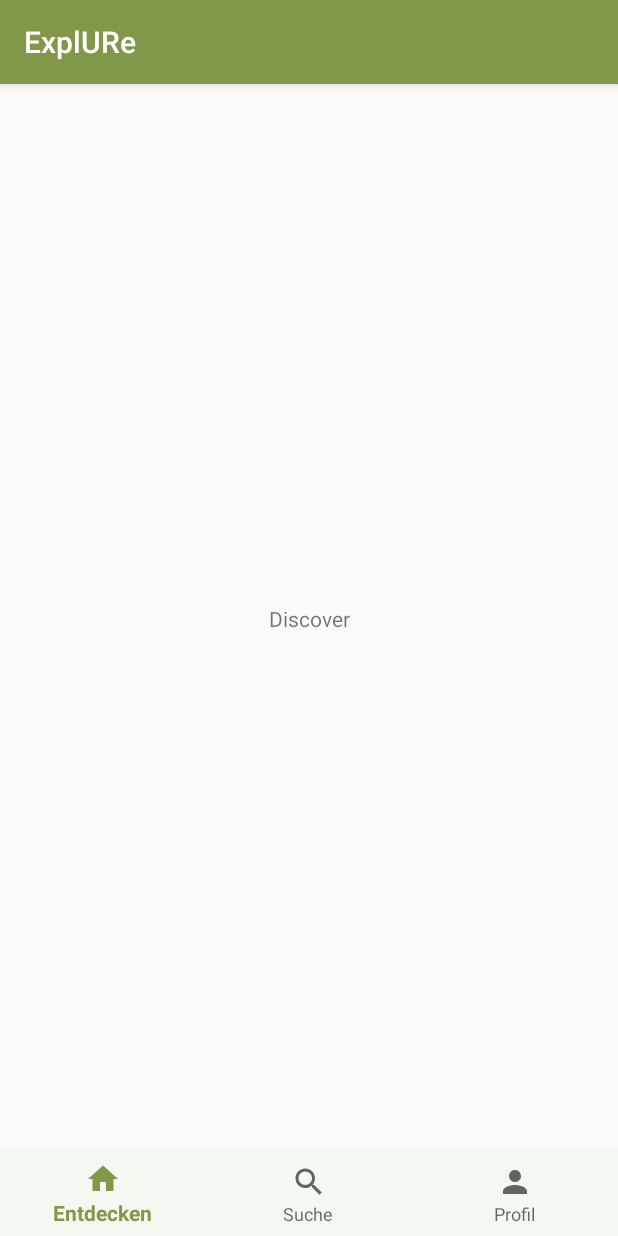
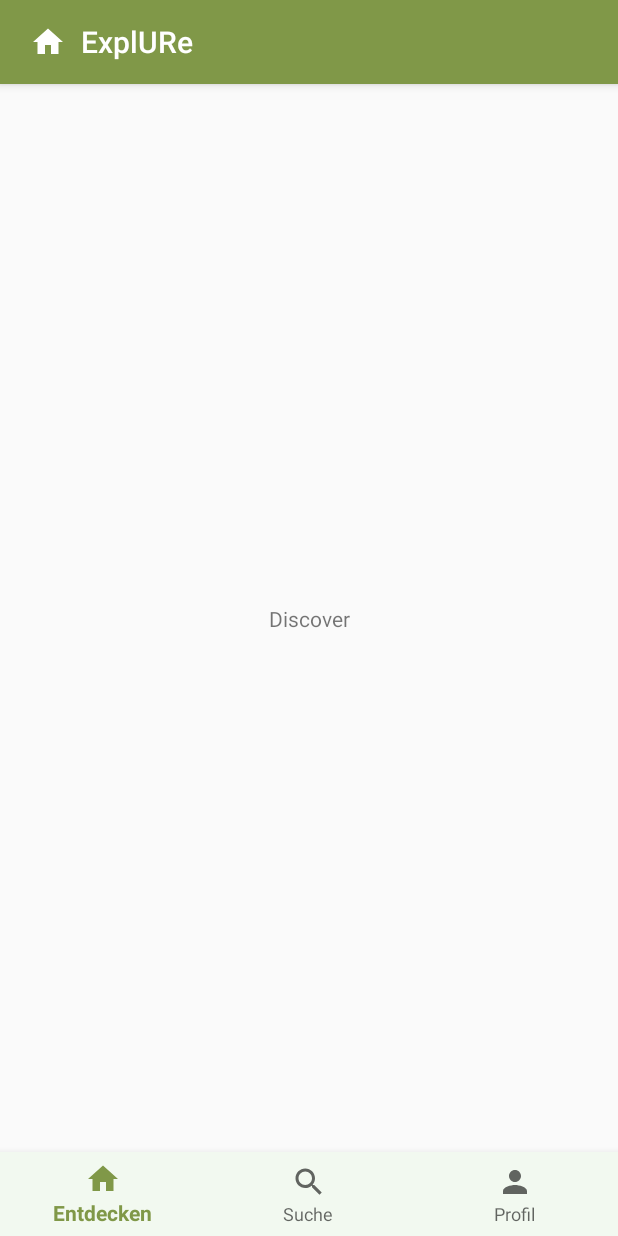
Before and after one commit to UniRegensburg/unsere-app-fur-die-universitat-regensburg-campus-guide, an Android app: the screen it shows after launch (MainActivity), on a phone screen of 412 x 824 dp. Run offline under Robolectric (Android 15) with nearby library versions, the phone set to English and light mode, and no system bars; our stand-ins replace Timber, navigation-ui.

Commit message:
Replace default action bar with custom toolbar

```diff
--- a/app/src/main/java/de/ur/explure/MainActivity.kt
+++ b/app/src/main/java/de/ur/explure/MainActivity.kt
@@ -7,7 +7,7 @@ import androidx.navigation.NavController
 import androidx.navigation.ui.AppBarConfiguration
 import de.ur.explure.extensions.setupWithNavController
 import de.ur.explure.viewmodel.MainViewModel
-import kotlinx.android.synthetic.main.activity_main.bottom_nav
+import kotlinx.android.synthetic.main.activity_main.*
 import org.koin.androidx.viewmodel.ext.android.viewModel
 
 /**
@@ -26,6 +26,7 @@ class MainActivity : AppCompatActivity(R.layout.activity_main) {
         // only setup bottom navigation and toolbar if the activity is created from scratch
         if (savedInstanceState == null) {
             setupBottomNavigation()
+            setupToolbar()
         }
     }
 
@@ -33,6 +34,12 @@ class MainActivity : AppCompatActivity(R.layout.activity_main) {
         super.onRestoreInstanceState(savedInstanceState)
         // restore the old state
         setupBottomNavigation()
+        setupToolbar()
+    }
+
+    private fun setupToolbar() {
+        setSupportActionBar(toolbar)
+        supportActionBar?.setLogo(R.drawable.ic_home)
     }
 
     /**
--- a/app/src/main/res/layout/activity_main.xml
+++ b/app/src/main/res/layout/activity_main.xml
@@ -6,6 +6,28 @@
     android:layout_height="match_parent"
     tools:context=".MainActivity">
 
+    <com.google.android.material.appbar.AppBarLayout
+        android:id="@+id/appBar"
+        android:layout_width="0dp"
+        android:layout_height="wrap_content"
+        android:theme="@style/ThemeOverlay.AppCompat.Dark.ActionBar"
+        app:layout_constraintBottom_toTopOf="@id/nav_host_container"
+        app:layout_constraintLeft_toLeftOf="parent"
+        app:layout_constraintRight_toRightOf="parent"
+        app:layout_constraintTop_toTopOf="parent">
+
+        <androidx.appcompat.widget.Toolbar
+            android:id="@+id/toolbar"
+            android:layout_width="match_parent"
+            android:layout_height="?attr/actionBarSize"
+            android:background="?attr/colorPrimary"
+            android:elevation="4dp"
+            app:contentInsetStart="20dp"
+            app:popupTheme="@style/ThemeOverlay.AppCompat.Light"
+            app:titleMarginStart="30dp" />
+
+    </com.google.android.material.appbar.AppBarLayout>
+
     <androidx.fragment.app.FragmentContainerView
         android:id="@+id/nav_host_container"
         android:layout_width="0dp"
@@ -13,7 +35,7 @@
         app:layout_constraintBottom_toTopOf="@+id/bottom_nav"
         app:layout_constraintLeft_toLeftOf="parent"
         app:layout_constraintRight_toRightOf="parent"
-        app:layout_constraintTop_toTopOf="parent" />
+        app:layout_constraintTop_toBottomOf="@id/appBar" />
 
     <com.google.android.material.bottomnavigation.BottomNavigationView
         android:id="@+id/bottom_nav"
--- a/app/src/main/res/values/styles.xml
+++ b/app/src/main/res/values/styles.xml
@@ -1,6 +1,6 @@
 <resources>
     <!-- Base application theme. -->
-    <style name="AppTheme" parent="Theme.AppCompat.Light.DarkActionBar">
+    <style name="AppTheme" parent="Theme.AppCompat.Light.NoActionBar">
         <!-- Customize your theme here. -->
         <item name="colorPrimary">@color/colorPrimary</item>
         <item name="colorPrimaryDark">@color/colorPrimaryDark</item>
```
